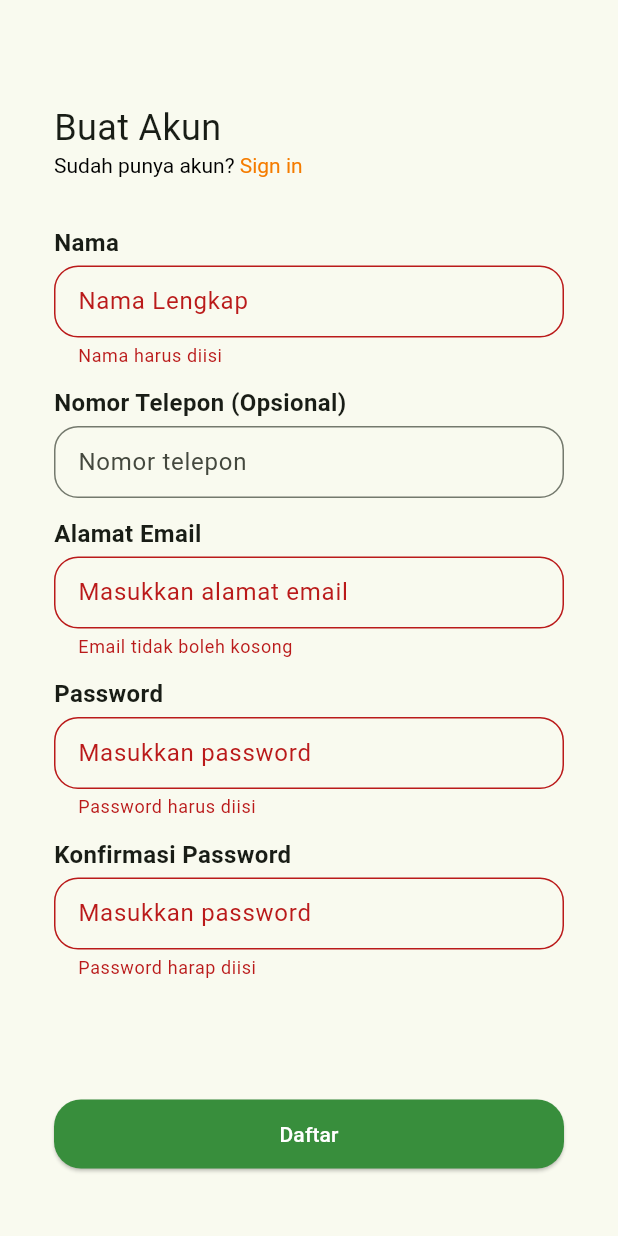
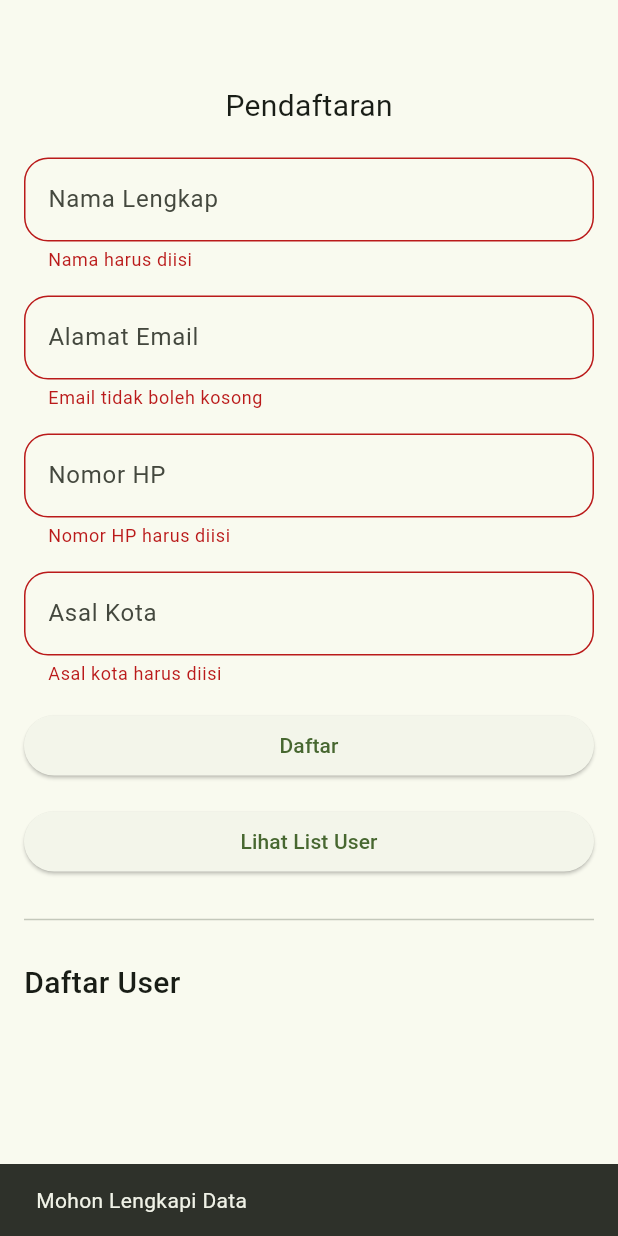
Before and after one commit to andhika-g-pratama66/flutter_andhika_1, a Flutter app: the screen it shows after launch, after a tap on "Daftar", on a phone screen of 412 x 824 dp. Run offline on Flutter 3.47's test engine with Material 3 defaults, Android fonts, the phone set to English and light mode, and no system bars; our stand-ins replace shared_preferences, sqflite; accounts and stored records are empty.

Commit message:
tugas 11

```diff
--- /dev/null
+++ b/lib/constant/form_field_constant.dart
@@ -0,0 +1,6 @@
+import 'package:flutter/material.dart';
+
+InputDecoration formConstant({required String hintText}) => InputDecoration(
+  hintText: hintText,
+  border: OutlineInputBorder(borderRadius: BorderRadius.circular(16)),
+);
--- /dev/null
+++ b/lib/database/sqflite.dart
@@ -0,0 +1,39 @@
+import 'package:flutter_andhika_1/model/user_model.dart';
+import 'package:sqflite/sqflite.dart';
+import 'package:path/path.dart';
+
+class DBHelper {
+  static Future<Database> db() async {
+    final dbPath = await getDatabasesPath();
+    return openDatabase(
+      join(dbPath, 'pendaftaran.db'),
+      onCreate: (db, version) async {
+        await db.execute(
+          'CREATE TABLE user (id INTEGER PRIMARY KEY AUTOINCREMENT, email TEXT, password TEXT)',
+        );
+        await db.execute(
+          'CREATE TABLE userList (id INTEGER PRIMARY KEY AUTOINCREMENT, name TEXT, email TEXT, phoneNum TEXT, city TEXT)',
+        );
+      },
+      version: 2,
+      onUpgrade: (db, oldVersion, newVersion) async {
+        if (oldVersion < 2) {
+          await db.execute(
+            'CREATE TABLE userList (id INTEGER PRIMARY KEY AUTOINCREMENT, name TEXT, email TEXT, phoneNum TEXT, city TEXT)',
+          );
+        }
+      },
+    );
+  }
+
+  static Future<void> registerUser(UserModel users) async {
+    final dbs = await db();
+    await dbs.insert('userList', users.toMap());
+  }
+
+  static Future<List<UserModel>> getAllUser() async {
+    final dbs = await db();
+    final List<Map<String, dynamic>> results = await dbs.query("userList");
+    return results.map((e) => UserModel.fromMap(e)).toList();
+  }
+}
--- a/lib/main.dart
+++ b/lib/main.dart
@@ -2,6 +2,7 @@ import 'package:flutter/material.dart';
 // import 'package:flutter_andhika_1/day_10/latihan_3.dart';
 import 'package:flutter_andhika_1/day_14/day_14_screen.dart';
 import 'package:flutter_andhika_1/tugas/tugas_10/registration.dart';
+import 'package:flutter_andhika_1/tugas/tugas_11/tugas11_screen.dart';
 
 import 'package:flutter_andhika_1/tugas/tugas_6/login_page.dart';
 import 'package:flutter_andhika_1/tugas/tugas_9/tugas_9_screen.dart';
@@ -63,7 +64,7 @@ class MyApp extends StatelessWidget {
       // home: Tugas5Screen(),
       // home: LoginPage(),
       // home: Tugas7Flutter(),
-      home: RegisterPageTugas10(),
+      home: Tugas11Screen(),
     );
   }
 }
--- /dev/null
+++ b/lib/model/user_model.dart
@@ -0,0 +1,42 @@
+import 'dart:convert';
+
+// ignore_for_file: public_member_api_docs, sort_constructors_first
+class UserModel {
+  final int? id;
+  final String name;
+  final String email;
+  final String phoneNum;
+  final String city;
+  UserModel({
+    this.id,
+    required this.name,
+    required this.email,
+    required this.phoneNum,
+    required this.city,
+  });
+
+  Map<String, dynamic> toMap() {
+    return <String, dynamic>{
+      'id': id,
+      'name': name,
+      'email': email,
+      'phoneNum': phoneNum,
+      'city': city,
+    };
+  }
+
+  factory UserModel.fromMap(Map<String, dynamic> map) {
+    return UserModel(
+      id: map['id'] != null ? map['id'] as int : null,
+      name: map['name'] as String,
+      email: map['email'] as String,
+      phoneNum: map['phoneNum'] as String,
+      city: map['city'] as String,
+    );
+  }
+
+  String toJson() => json.encode(toMap());
+
+  factory UserModel.fromJson(String source) =>
+      UserModel.fromMap(json.decode(source) as Map<String, dynamic>);
+}
--- a/lib/tugas/tugas_10/registration.dart
+++ b/lib/tugas/tugas_10/registration.dart
@@ -2,6 +2,7 @@ import 'package:flutter/gestures.dart';
 import 'package:flutter/material.dart';
 import 'package:flutter_andhika_1/extension/navigator.dart';
 import 'package:flutter_andhika_1/tugas/tugas_10/home_tugas_10.dart';
+import 'package:flutter_andhika_1/tugas/tugas_10/login_page.dart';
 import 'package:flutter_andhika_1/tugas/tugas_6/drawer.dart';
 import 'package:flutter_andhika_1/tugas/tugas_6/login_page.dart';
 
@@ -50,7 +51,7 @@ class _RegisterPageTugas10State extends State<RegisterPageTugas10> {
                             Navigator.pushReplacement(
                               context,
                               MaterialPageRoute(
-                                builder: (context) => const LoginPage(),
+                                builder: (context) => const LoginPageTugas10(),
                               ),
                             );
                           },
@@ -266,7 +267,7 @@ class _RegisterPageTugas10State extends State<RegisterPageTugas10> {
                                         backgroundColor: Colors.green.shade700,
                                       ),
                                       onPressed: () {
-                                        context.pushReplacement(
+                                        context.push(
                                           HomeTugas10(
                                             text: nameController.text,
                                           ),
--- /dev/null
+++ b/lib/tugas/tugas_11/tugas11_screen.dart
@@ -0,0 +1,199 @@
+import 'package:flutter/material.dart';
+import 'package:flutter_andhika_1/constant/form_field_constant.dart';
+import 'package:flutter_andhika_1/database/sqflite.dart';
+import 'package:flutter_andhika_1/extension/navigator.dart';
+import 'package:flutter_andhika_1/model/user_model.dart';
+import 'package:flutter_andhika_1/tugas/tugas_11/user_list_page.dart';
+
+class Tugas11Screen extends StatefulWidget {
+  const Tugas11Screen({super.key});
+
+  @override
+  State<Tugas11Screen> createState() => _Tugas11ScreenState();
+}
+
+class _Tugas11ScreenState extends State<Tugas11Screen> {
+  TextEditingController nameController = TextEditingController();
+  TextEditingController emailController = TextEditingController();
+  TextEditingController phoneNumController = TextEditingController();
+  TextEditingController cityController = TextEditingController();
+  final _formKey = GlobalKey<FormState>();
+  @override
+  Widget build(BuildContext context) {
+    return Scaffold(
+      appBar: AppBar(),
+      body: Padding(
+        padding: const EdgeInsets.symmetric(horizontal: 16.0),
+        child: Form(
+          key: _formKey,
+          autovalidateMode: AutovalidateMode.onUnfocus,
+          child: SingleChildScrollView(
+            physics: BouncingScrollPhysics(),
+            child: Column(
+              children: [
+                Center(
+                  child: Text('Pendaftaran', style: TextStyle(fontSize: 20)),
+                ),
+                SizedBox(height: 20),
+
+                ///nama
+                TextFormField(
+                  decoration: formConstant(hintText: 'Nama Lengkap'),
+                  controller: nameController,
+                  validator: (value) {
+                    if (value!.isEmpty) {
+                      return 'Nama harus diisi';
+                    }
+                    String pattern = r'^[a-zA-Z\s]+$';
+                    RegExp regex = RegExp(pattern);
+                    if (!regex.hasMatch(value)) {
+                      return 'Harap masukkan nama dengan benar';
+                    }
+
+                    return null;
+                  },
+                ),
+                SizedBox(height: 16),
+
+                ///email
+                TextFormField(
+                  decoration: formConstant(hintText: 'Alamat Email'),
+                  controller: emailController,
+                  validator: (value) {
+                    if (value!.isEmpty) {
+                      return 'Email tidak boleh kosong';
+                    } else if (!value.contains('@')) {
+                      return 'Harap masukkan alamat email yang valid ';
+                    }
+                    return null;
+                  },
+                ),
+                SizedBox(height: 16),
+
+                ///Nomor HP
+                TextFormField(
+                  decoration: formConstant(hintText: 'Nomor HP'),
+                  controller: phoneNumController,
+                  validator: (value) {
+                    if (value!.isEmpty) {
+                      return 'Nomor HP harus diisi';
+                    }
+                    String pattern = r'^[0-9]{3,32}$';
+                    RegExp regex = RegExp(pattern);
+                    if (!regex.hasMatch(value)) {
+                      return 'Harap masukkan nomor telepon yang benar';
+                    }
+
+                    return null;
+                  },
+                ),
+                SizedBox(height: 16),
+
+                ///Asal Kota
+                TextFormField(
+                  decoration: formConstant(hintText: 'Asal Kota'),
+                  controller: cityController,
+                  validator: (value) {
+                    if (value!.isEmpty) {
+                      return 'Asal kota harus diisi';
+                    }
+                    String pattern = r'^[a-zA-Z\s]+$';
+                    RegExp regex = RegExp(pattern);
+                    if (!regex.hasMatch(value)) {
+                      return 'Harap masukkan nama kota dengan benar';
+                    }
+
+                    return null;
+                  },
+                ),
+                SizedBox(height: 16),
+                SizedBox(
+                  width: double.infinity,
+                  child: ElevatedButton(
+                    onPressed: () {
+                      if (!_formKey.currentState!.validate()) {
+                        ScaffoldMessenger.of(context).showSnackBar(
+                          SnackBar(content: Text('Mohon Lengkapi Data')),
+                        );
+                        return;
+                      }
+                      DBHelper.registerUser(
+                        UserModel(
+                          name: nameController.text,
+                          email: emailController.text,
+                          phoneNum: phoneNumController.text,
+                          city: cityController.text,
+                        ),
+                      );
+                      nameController.clear();
+                      emailController.clear();
+                      phoneNumController.clear();
+                      cityController.clear();
+                      setState(() {});
+                    },
+                    child: Text('Daftar'),
+                  ),
+                ),
+                SizedBox(height: 16),
+                SizedBox(
+                  width: double.infinity,
+                  child: ElevatedButton(
+                    onPressed: () {
+                      context.push(UserListT11());
+                    },
+                    child: Text('Lihat List User'),
+                  ),
+                ),
+                SizedBox(height: 20),
+                Divider(),
+                SizedBox(height: 20),
+                Row(
+                  children: [
+                    Text(
+                      'Daftar User',
+                      style: TextStyle(
+                        fontWeight: FontWeight.w500,
+                        fontSize: 20,
+                      ),
+                    ),
+                  ],
+                ),
+                userWidget(),
+              ],
+            ),
+          ),
+        ),
+      ),
+    );
+  }
+
+  FutureBuilder<List<UserModel>> userWidget() {
+    return FutureBuilder<List<UserModel>>(
+      future: DBHelper.getAllUser(),
+      builder: (BuildContext context, AsyncSnapshot snapshot) {
+        if (!snapshot.hasData) {
+          return CircularProgressIndicator();
+        }
+        final userData = snapshot.data as List<UserModel>;
+        return ListView.builder(
+          physics: NeverScrollableScrollPhysics(),
+          shrinkWrap: true,
+          itemCount: userData.length,
+          itemBuilder: (BuildContext context, int index) {
+            final items = userData[index];
+            return Column(
+              children: [
+                ListTile(
+                  leading: Icon(Icons.person),
+
+                  title: Text(items.name),
+                  subtitle: Text(items.city),
+                ),
+              ],
+            );
+          },
+        );
+      },
+    );
+  }
+}
--- a/pubspec.yaml
+++ b/pubspec.yaml
@@ -28,6 +28,7 @@ environment:
 # the latest version available on pub.dev. To see which dependencies have newer
 # versions available, run `flutter pub outdated`.
 dependencies:
+  shared_preferences: ^2.5.4
   flutter:
     sdk: flutter
 
@@ -35,6 +36,7 @@ dependencies:
   # Use with the CupertinoIcons class for iOS style icons.
   cupertino_icons: ^1.0.8
   persistent_bottom_nav_bar_v2: ^6.3.0
+  sqflite: ^2.4.2
 
 dev_dependencies:
   flutter_test:
```
Also changed, not shown: lib/tugas/tugas_10/database/preferences.dart (added, +24 -0 lines), lib/tugas/tugas_10/login_page.dart (added, +241 -0 lines), lib/tugas/tugas_11/user_list_page.dart (added, +80 -0 lines), pubspec.lock, 1 other file.
